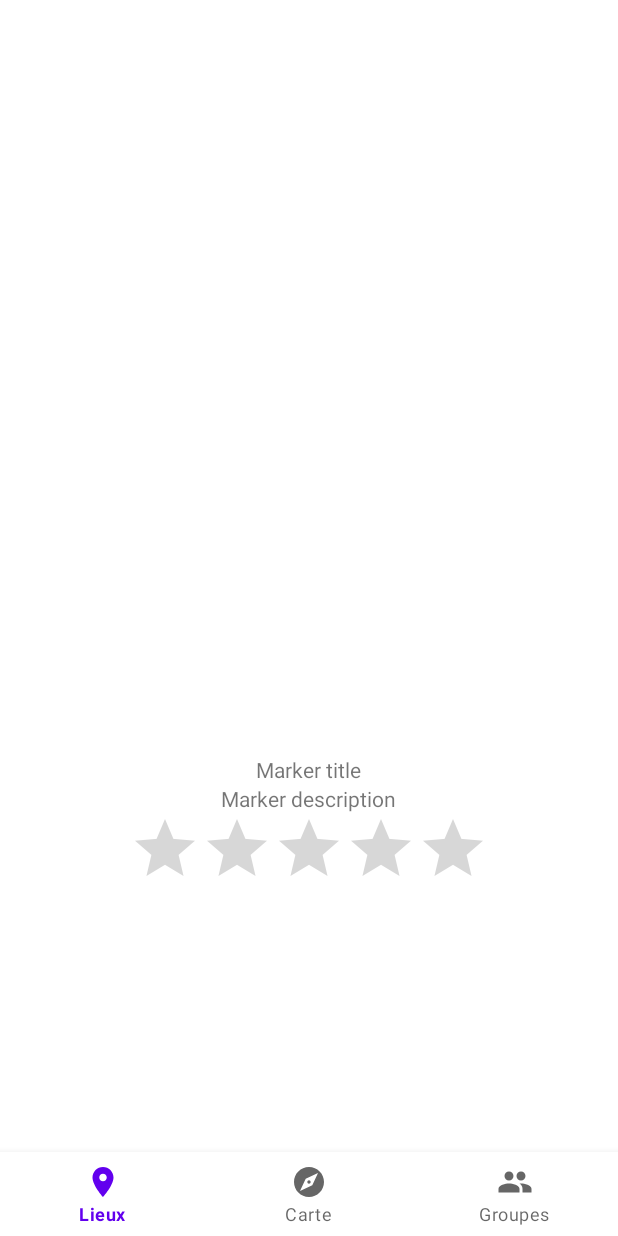
After one commit to Francois-chiv/PhotoMap, an Android app: the layout activity_marker_info.xml on its own in the app's theme, with its tools: preview values and no code run, on a phone screen of 412 x 824 dp. The commit adds this screen. Run offline under Robolectric (Android 15) with nearby library versions, the phone set to English and light mode, and no system bars.

Commit message:
Added Marker Info Activity

```diff
--- a/app/src/main/java/fr/isep/photomap/MarkerActivity.java
+++ b/app/src/main/java/fr/isep/photomap/MarkerActivity.java
@@ -70,7 +70,6 @@ public class MarkerActivity extends AppCompatActivity {
                                 Log.d("Data read", document.getId() + " => " + document.getData().get("description"));
                                 Log.d("Data read", document.getId() + " => " + document.getData().get("rating"));
                             }
-                            //createTextViews();
                             RecyclerView recyclerView = (RecyclerView) findViewById(R.id.recycler_view);
                             // set a LinearLayoutManager with default vertical orientation
                             LinearLayoutManager linearLayoutManager = new LinearLayoutManager(getApplicationContext());
@@ -85,7 +84,7 @@ public class MarkerActivity extends AppCompatActivity {
                 });
     }
 
-    /*private void createTextViews(){
+    /*private void placeMarkers(){
         LinearLayout layout = findViewById(R.id.layout);
         for (int i = 0; i < locations.size() ; i++){
             TextView textView = new TextView(this);
--- a/app/src/main/java/fr/isep/photomap/MyCameraActivity.java
+++ b/app/src/main/java/fr/isep/photomap/MyCameraActivity.java
@@ -108,7 +108,6 @@ public class MyCameraActivity extends Activity {
         ByteArrayOutputStream baos = new ByteArrayOutputStream();
         bm.compress(Bitmap.CompressFormat.JPEG,100,baos);
         byte[] b = baos.toByteArray();
-
         return Base64.encodeToString(b, Base64.DEFAULT);
     }
 }
--- /dev/null
+++ b/app/src/main/res/layout/activity_marker_info.xml
@@ -0,0 +1,50 @@
+<?xml version="1.0" encoding="utf-8"?>
+<LinearLayout xmlns:android="http://schemas.android.com/apk/res/android"
+    xmlns:app="http://schemas.android.com/apk/res-auto"
+    xmlns:tools="http://schemas.android.com/tools"
+    android:layout_width="match_parent"
+    android:layout_height="match_parent"
+    tools:context=".MarkerInfoActivity"
+    android:orientation="vertical"
+    android:gravity="bottom">
+
+    <LinearLayout
+        android:id="@+id/layout"
+        android:layout_width="match_parent"
+        android:layout_height="match_parent"
+        android:layout_weight="1"
+        android:orientation="vertical"
+        android:gravity="center">
+
+        <ImageView
+            android:id="@+id/marker_photo"
+            android:layout_width="fill_parent"
+            android:layout_height="335dp"/>
+
+        <TextView
+            android:id="@+id/marker_title"
+            android:layout_width="wrap_content"
+            android:layout_height="wrap_content"
+            android:text="Marker title"/>
+
+        <TextView
+            android:id="@+id/marker_description"
+            android:layout_width="wrap_content"
+            android:layout_height="wrap_content"
+            android:text="Marker description"/>
+
+        <RatingBar
+            android:id="@+id/marker_rating"
+            android:layout_width="wrap_content"
+            android:layout_height="wrap_content"
+            android:isIndicator="true"/>
+
+    </LinearLayout>
+
+    <com.google.android.material.bottomnavigation.BottomNavigationView
+        android:id="@+id/bottom_navigation"
+        android:layout_width="match_parent"
+        android:layout_height="wrap_content"
+        app:menu="@menu/bottom_navigation_menu" />
+
+</LinearLayout>
```
Also changed, not shown: app/src/main/AndroidManifest.xml (+5 -4 lines), app/src/main/java/fr/isep/photomap/MarkerAdapter.java (+30 -5 lines), app/src/main/java/fr/isep/photomap/MarkerInfoActivity.java (added, +72 -0 lines), app/src/main/res/layout/recycler_view_row_item.xml (+11 -6 lines).
